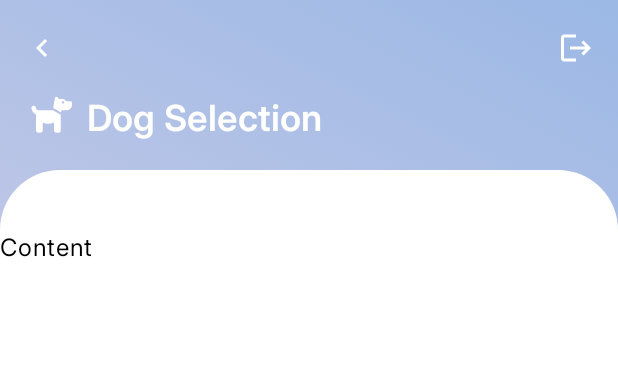
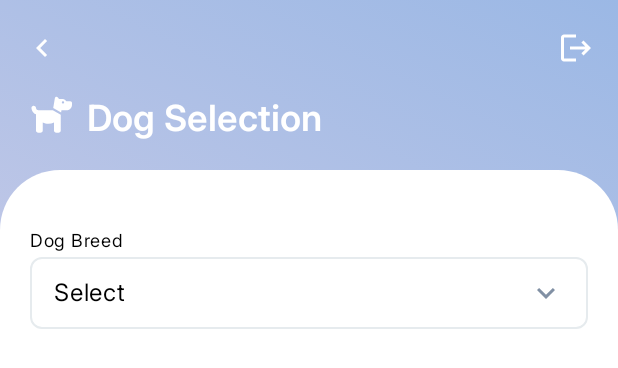
Before and after one commit to joaogouveia89/TikoDog, an Android app built with Jetpack Compose: the @Preview function DogPresentationScreenPreview, on a phone screen of 412 x 824 dp. Shown: the top 368 px of the screen. Run offline under Robolectric (Android 15) with nearby library versions, the phone set to English and light mode, and no system bars; Roboto replaces fonts that are not available here.

Commit message:
select breed field

```diff
--- a/app/src/main/java/io/github/joaogouveia89/tikodog/dogSelection/presentation/DogPresentationScreen.kt
+++ b/app/src/main/java/io/github/joaogouveia89/tikodog/dogSelection/presentation/DogPresentationScreen.kt
@@ -1,19 +1,23 @@
 package io.github.joaogouveia89.tikodog.dogSelection.presentation
 
 import android.annotation.SuppressLint
+import androidx.compose.foundation.BorderStroke
 import androidx.compose.foundation.background
+import androidx.compose.foundation.border
+import androidx.compose.foundation.clickable
 import androidx.compose.foundation.layout.Column
 import androidx.compose.foundation.layout.Row
-import androidx.compose.foundation.layout.fillMaxSize
+import androidx.compose.foundation.layout.fillMaxWidth
 import androidx.compose.foundation.layout.padding
 import androidx.compose.foundation.shape.RoundedCornerShape
+import androidx.compose.material.icons.Icons
+import androidx.compose.material.icons.filled.KeyboardArrowDown
 import androidx.compose.material3.Icon
 import androidx.compose.material3.MaterialTheme
 import androidx.compose.material3.Scaffold
 import androidx.compose.material3.Text
 import androidx.compose.runtime.Composable
 import androidx.compose.ui.Modifier
-import androidx.compose.ui.draw.clip
 import androidx.compose.ui.graphics.Color
 import androidx.compose.ui.graphics.vector.ImageVector
 import androidx.compose.ui.res.stringResource
@@ -25,6 +29,8 @@ import io.github.joaogouveia89.tikodog.core.presentation.TikoDogTopBar
 import io.github.joaogouveia89.tikodog.core.presentation.components.PanelScreenHeader
 import io.github.joaogouveia89.tikodog.core.presentation.components.TikoDogPanelScreen
 import io.github.joaogouveia89.tikodog.ui.theme.TikoDogTheme
+import io.github.joaogouveia89.tikodog.ui.theme.TikoGray
+import io.github.joaogouveia89.tikodog.ui.theme.TikoGray2
 import io.github.joaogouveia89.tikodog.ui.theme.backgroundGradient
 
 @SuppressLint("UnusedMaterial3ScaffoldPaddingParameter")
@@ -52,10 +58,50 @@ fun DogPresentationScreen(
                     title = stringResource(R.string.dog_selection)
                 ),
                 content = {
-                    Text(text = "Content")
+                    Column(
+                        modifier = Modifier.padding(horizontal = 20.dp)
+                    ) {
+                        Text(
+                            text = stringResource(R.string.dog_breed),
+                            style = MaterialTheme.typography.bodySmall
+                        )
+                        TikoDogSelectDogBreed(
+                            modifier = Modifier.padding(top = 4.dp),
+                            text = stringResource(R.string.select),
+                            onSelectClick = {}
+                        )
+                    }
                 }
             )
         }
+    }
+}
+
+@Composable
+private fun TikoDogSelectDogBreed(
+    modifier: Modifier = Modifier,
+    text: String,
+    onSelectClick: () -> Unit
+) {
+    Row(
+        modifier = modifier
+            .border(
+                border = BorderStroke(1.dp, TikoGray2),
+                shape = RoundedCornerShape(8.dp)
+            )
+            .padding(vertical = 12.dp, horizontal = 16.dp)
+            .fillMaxWidth()
+            .clickable { onSelectClick() }
+    ) {
+        Text(
+            modifier = Modifier.weight(1f),
+            text = text
+        )
+        Icon(
+            imageVector = Icons.Default.KeyboardArrowDown,
+            tint = TikoGray,
+            contentDescription = null
+        )
     }
 }
 
--- a/app/src/main/java/io/github/joaogouveia89/tikodog/ui/theme/Color.kt
+++ b/app/src/main/java/io/github/joaogouveia89/tikodog/ui/theme/Color.kt
@@ -18,6 +18,7 @@ val TikoPink = Color(0xFFFDE0EA)
 val TikoBlue = Color(0xFF9BB8E5)
 
 val TikoGray = Color(0xFF8190A4)
+val TikoGray2 = Color(0xFFE6EBEE)
 
 val backgroundGradient = Brush.linearGradient(
     colors = listOf(
--- a/app/src/main/res/values/strings.xml
+++ b/app/src/main/res/values/strings.xml
@@ -4,4 +4,6 @@
     <string name="show_password">Show Password</string>
     <string name="hide_password">Hide Password</string>
     <string name="dog_selection">Dog Selection</string>
+    <string name="dog_breed">Dog Breed</string>
+    <string name="select">Select</string>
 </resources>
```
